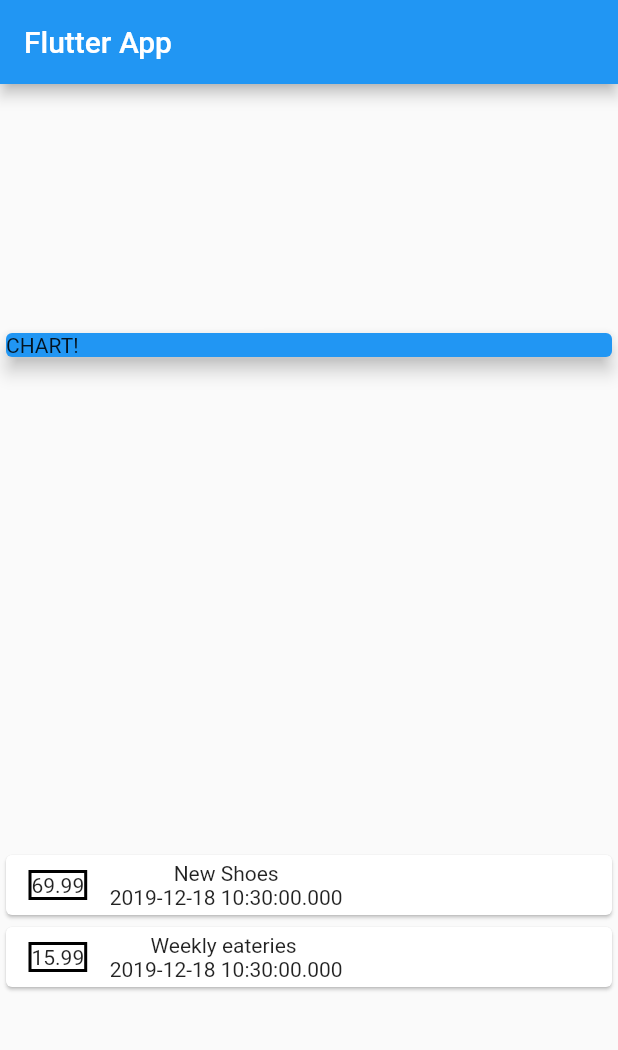
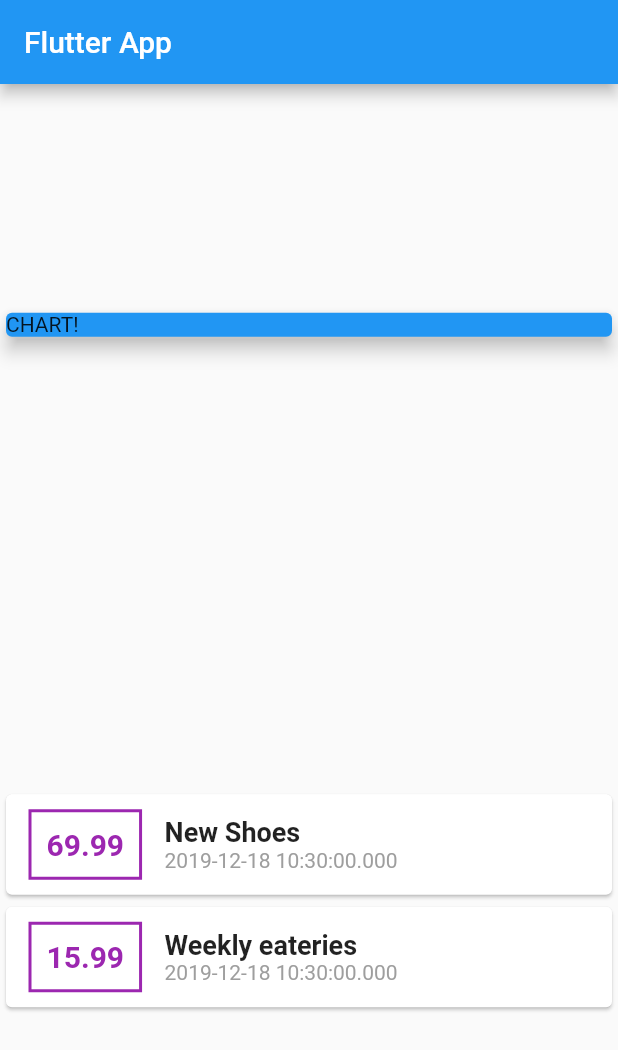
Before and after one commit to magictical/Flutter_section2, a Flutter app: the screen it shows after launch, on a phone screen of 412 x 824 dp. Shown: the top 1050 px of the screen. Run offline on Flutter 3.47's test engine with Material 2 defaults, Android fonts, the phone set to English and light mode, and no system bars.

Commit message:
styling text widget

```diff
--- a/lib/main.dart
+++ b/lib/main.dart
@@ -57,15 +57,35 @@ class MyHomePage extends StatelessWidget {
                   Container(
                     margin: EdgeInsets.symmetric(vertical: 10, horizontal: 15),
                     decoration: BoxDecoration(
-                        border: Border.all(color: Colors.black, width: 2)),
+                      border: Border.all(
+                        color: Colors.purple,
+                        width: 2,
+                      ),
+                    ),
+                    padding: EdgeInsets.all(10),
                     child: Text(
                       transaction.amount.toString(),
+                      style: TextStyle(
+                        fontWeight: FontWeight.bold,
+                        fontSize: 20,
+                        color: Colors.purple,
+                      ),
                     ),
                   ),
-                  Column(children: <Widget>[
-                    Text(transaction.title),
-                    Text(transaction.date.toString())
-                  ])
+                  Column(
+                    crossAxisAlignment: CrossAxisAlignment.start,
+                    children: <Widget>[
+                      Text(
+                        transaction.title,
+                        style: TextStyle(
+                            fontWeight: FontWeight.bold, fontSize: 18),
+                      ),
+                      Text(
+                        transaction.date.toString(),
+                        style: TextStyle(color: Colors.grey),
+                      )
+                    ],
+                  )
                 ],
               ));
             }).toList(),
```
